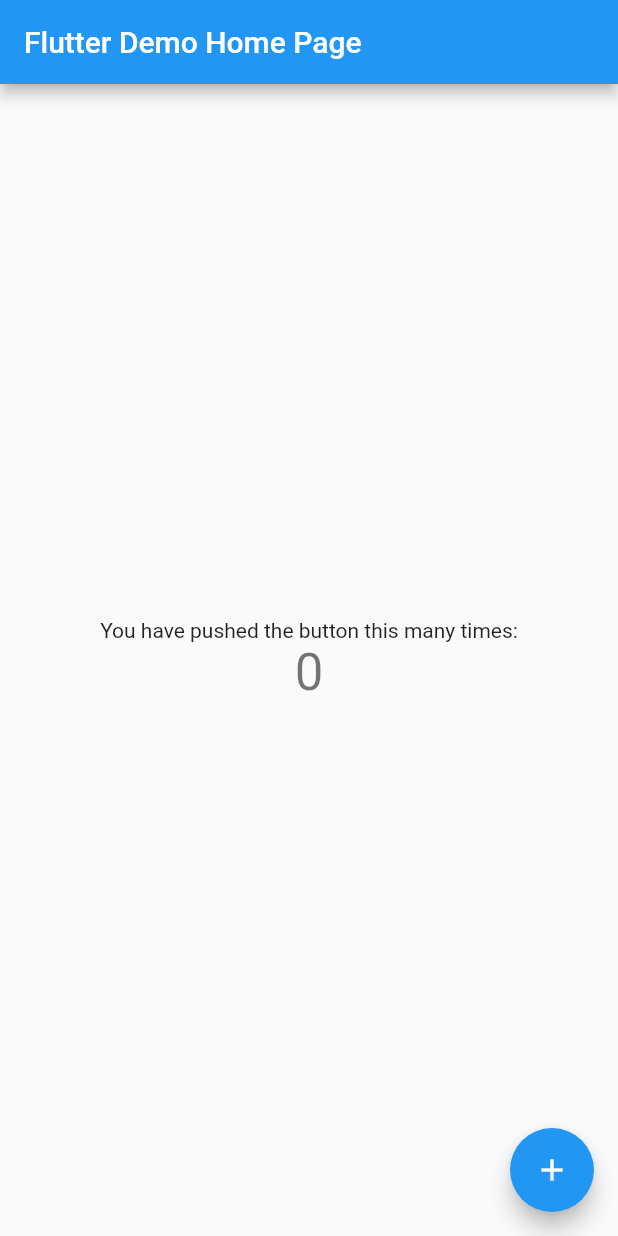
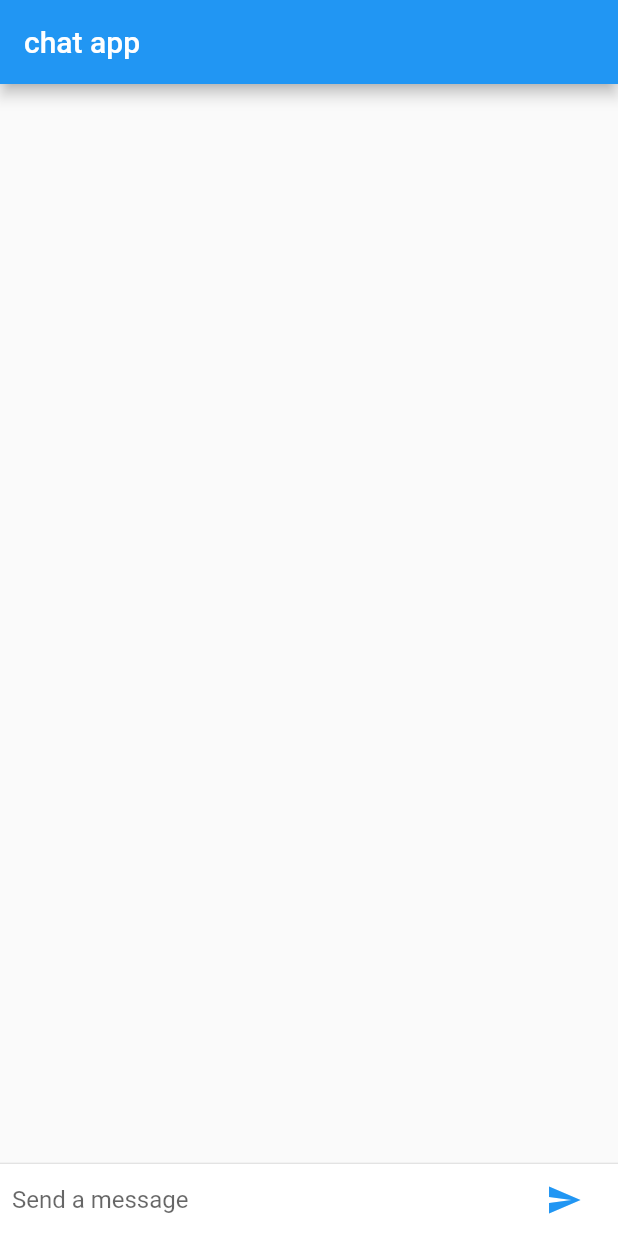
Before and after one commit to MihyeLee0727/hello_flutter, a Flutter app: the screen it shows after launch, on a phone screen of 412 x 824 dp. Run offline on Flutter 3.47's test engine with Material 2 defaults, Android fonts, the phone set to English and light mode, and no system bars.

Commit message:
코드랩 코드 추가

```diff
--- /dev/null
+++ b/lib/codelab1.dart
@@ -0,0 +1,139 @@
+import 'package:flutter/material.dart';
+
+class FriendlychatApp extends StatelessWidget {
+  @override
+  Widget build(BuildContext context) {
+    return MaterialApp(
+      home: ChatScreen(),
+    );
+  }
+}
+
+class ChatScreen extends StatefulWidget {
+  @override
+  State<StatefulWidget> createState() => ChatScreenState();
+}
+
+class ChatScreenState extends State<ChatScreen> with TickerProviderStateMixin {
+  final List<ChatMessage> _messages = <ChatMessage>[];
+  final TextEditingController _textEditingController = TextEditingController();
+
+  void _handleSubmitted(String text) {
+    if (text.isNotEmpty) {
+      _textEditingController.clear();
+      ChatMessage msg = ChatMessage(
+          text,
+          AnimationController(
+              vsync: this, duration: Duration(milliseconds: 200)
+          )
+      );
+      setState(() => _messages.insert(0, msg));
+      msg.animationController.forward();
+    }
+  }
+
+  Widget _buildTextComposer() {
+    return IconTheme(
+      data: IconThemeData(color: Theme.of(context).accentColor),
+      child: Container(
+        margin: const EdgeInsets.symmetric(horizontal: 8.0),
+        child: Row(
+          children: <Widget>[
+            Flexible(
+              child: TextField(
+                controller: _textEditingController,
+                onSubmitted: _handleSubmitted,
+                cursorColor: Theme.of(context).errorColor,
+                decoration: InputDecoration.collapsed(hintText: 'Send a message'),
+              ),
+            ),
+            Container(
+              margin: const EdgeInsets.symmetric(horizontal: 4.0),
+              child: IconButton(
+                icon: Icon(Icons.send),
+                onPressed: () => _handleSubmitted(_textEditingController.text),
+              ),
+            )
+          ],
+        ),
+      ),
+    );
+  }
+
+  @override
+  Widget build(BuildContext context) {
+    return Scaffold(
+      appBar: AppBar(
+        title: Text('chat app'),
+      ),
+      body: Column(
+        children: <Widget>[
+          Flexible(
+            child: ListView.builder(
+              padding: const EdgeInsets.all(8.0),
+              reverse: true,
+              itemBuilder: (_, index) => _messages[index],
+              itemCount: _messages.length,
+            ),
+          ),
+          Divider(height: 1.0),
+          Container(
+            decoration: BoxDecoration(color: Theme.of(context).cardColor),
+              child: _buildTextComposer()
+          ),
+        ],
+      ),
+    );
+  }
+
+  @override
+  void dispose() {
+    for (var message in _messages) {
+      message.dispose();
+    }
+    super.dispose();
+  }
+}
+
+class ChatMessage extends StatelessWidget {
+  ChatMessage(this.text, this.animationController);
+  final String text;
+  final String _name = 'tempName';
+  final AnimationController animationController;
+
+  @override
+  Widget build(BuildContext context) {
+    return SizeTransition(
+      sizeFactor: CurvedAnimation(parent: animationController, curve: Curves.easeIn),
+      axisAlignment: 0.0,
+      child: Container(
+        margin: const EdgeInsets.symmetric(vertical: 10.0),
+        child: Row(
+          crossAxisAlignment: CrossAxisAlignment.start,
+          children: <Widget>[
+            Container(
+              margin: const EdgeInsets.only(right: 16.0),
+              child: CircleAvatar(child: Text(_name[0]))
+            ),
+            Expanded(
+              child: Column(
+                crossAxisAlignment: CrossAxisAlignment.start,
+                children: <Widget>[
+                  Text(_name, style: Theme.of(context).textTheme.subhead),
+                  Container(
+                    margin: const EdgeInsets.only(top: 5.0),
+                    child: Text(text),
+                  )
+                ],
+              ),
+            ),
+          ],
+        ),
+      ),
+    );
+  }
+
+  void dispose() {
+    animationController.dispose();
+  }
+}
--- a/lib/main.dart
+++ b/lib/main.dart
@@ -1,24 +1,17 @@
 import 'package:flutter/material.dart';
+import 'codelab1.dart';
 
-void main() => runApp(MyApp());
+//void main() => runApp(MyApp());
+
+void main() => runApp(FriendlychatApp());
 
 class MyApp extends StatelessWidget {
-  // This widget is the root of your application.
   @override
   Widget build(BuildContext context) {
     return MaterialApp(
       title: 'Flutter Demo',
       theme: ThemeData(
-        // This is the theme of your application.
-        //
-        // Try running your application with "flutter run". You'll see the
-        // application has a blue toolbar. Then, without quitting the app, try
-        // changing the primarySwatch below to Colors.green and then invoke
-        // "hot reload" (press "r" in the console where you ran "flutter run",
-        // or simply save your changes to "hot reload" in a Flutter IDE).
-        // Notice that the counter didn't reset back to zero; the application
-        // is not restarted.
-        primarySwatch: Colors.blue,
+        primarySwatch: Colors.amber,
       ),
       home: MyHomePage(title: 'Flutter Demo Home Page'),
     );
@@ -27,15 +20,6 @@ class MyApp extends StatelessWidget {
 
 class MyHomePage extends StatefulWidget {
   MyHomePage({Key key, this.title}) : super(key: key);
-
-  // This widget is the home page of your application. It is stateful, meaning
-  // that it has a State object (defined below) that contains fields that affect
-  // how it looks.
-
-  // This class is the configuration for the state. It holds the values (in this
-  // case the title) provided by the parent (in this case the App widget) and
-  // used by the build method of the State. Fields in a Widget subclass are
-  // always marked "final".
 
   final String title;
 
@@ -48,51 +32,22 @@ class _MyHomePageState extends State<MyHomePage> {
 
   void _incrementCounter() {
     setState(() {
-      // This call to setState tells the Flutter framework that something has
-      // changed in this State, which causes it to rerun the build method below
-      // so that the display can reflect the updated values. If we changed
-      // _counter without calling setState(), then the build method would not be
-      // called again, and so nothing would appear to happen.
       _counter++;
     });
   }
 
   @override
   Widget build(BuildContext context) {
-    // This method is rerun every time setState is called, for instance as done
-    // by the _incrementCounter method above.
-    //
-    // The Flutter framework has been optimized to make rerunning build methods
-    // fast, so that you can just rebuild anything that needs updating rather
-    // than having to individually change instances of widgets.
     return Scaffold(
       appBar: AppBar(
-        // Here we take the value from the MyHomePage object that was created by
-        // the App.build method, and use it to set our appbar title.
         title: Text(widget.title),
       ),
       body: Center(
-        // Center is a layout widget. It takes a single child and positions it
-        // in the middle of the parent.
         child: Column(
-          // Column is also layout widget. It takes a list of children and
-          // arranges them vertically. By default, it sizes itself to fit its
-          // children horizontally, and tries to be as tall as its parent.
-          //
-          // Invoke "debug painting" (press "p" in the console, choose the
-          // "Toggle Debug Paint" action from the Flutter Inspector in Android
-          // Studio, or the "Toggle Debug Paint" command in Visual Studio Code)
-          // to see the wireframe for each widget.
-          //
-          // Column has various properties to control how it sizes itself and
-          // how it positions its children. Here we use mainAxisAlignment to
-          // center the children vertically; the main axis here is the vertical
-          // axis because Columns are vertical (the cross axis would be
-          // horizontal).
           mainAxisAlignment: MainAxisAlignment.center,
           children: <Widget>[
             Text(
-              'You have pushed the button this many times:',
+              'times:',
             ),
             Text(
               '$_counter',
```
